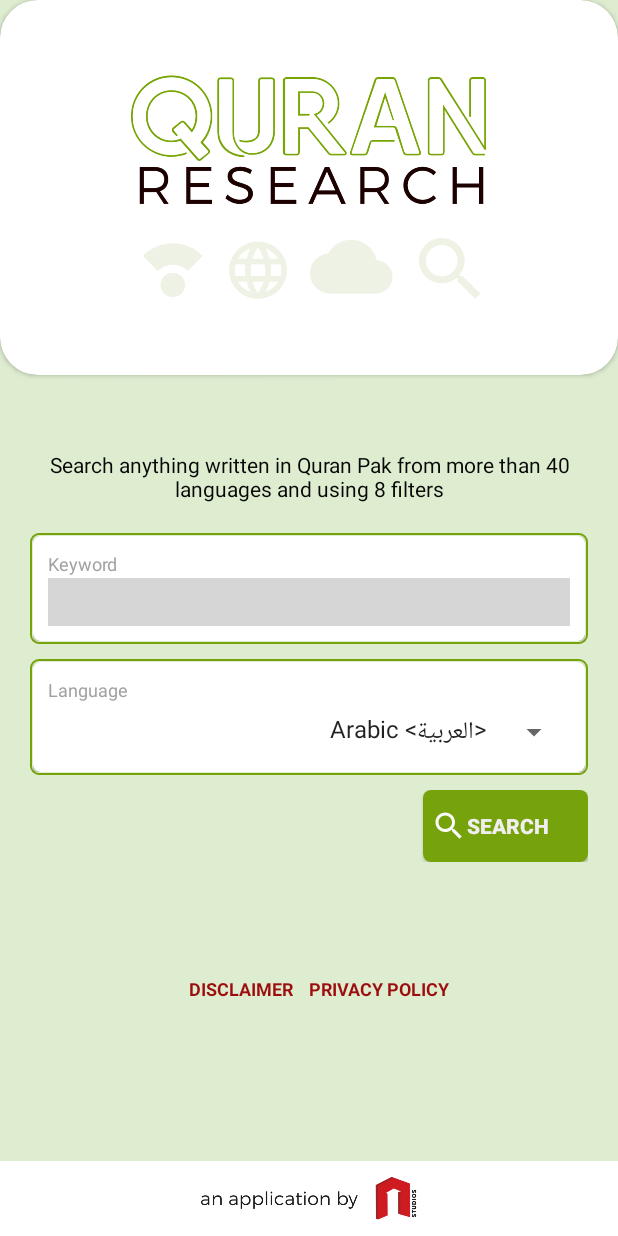
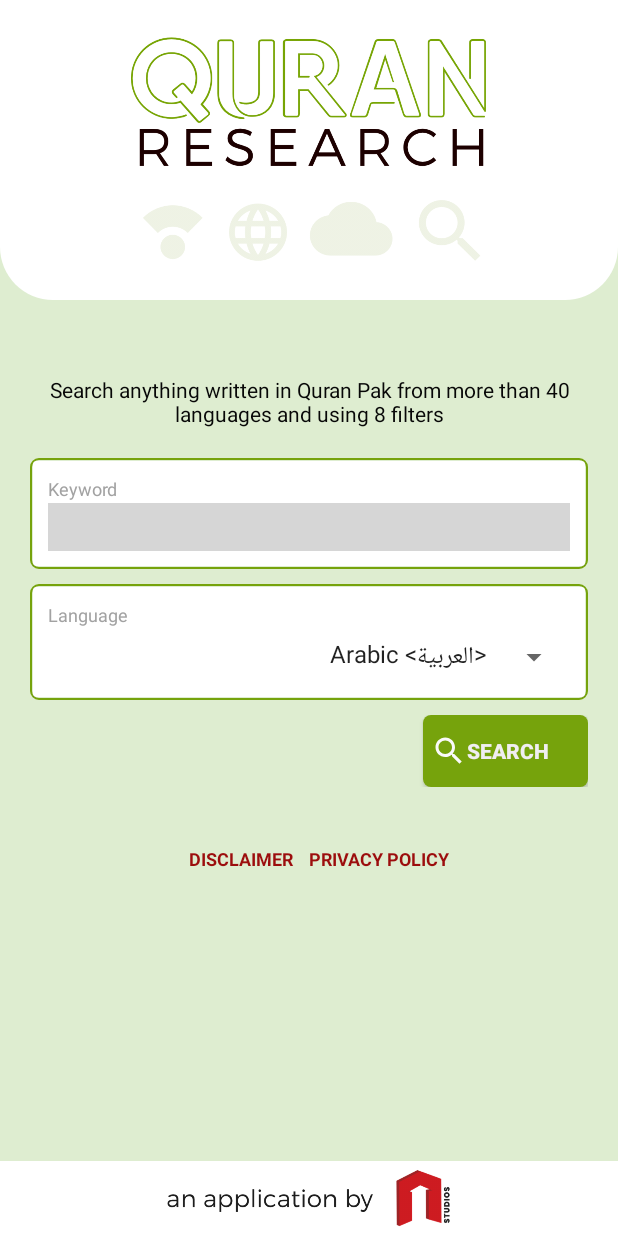
Before and after one commit to mrhammadasif/quran-research-android-v2, an Android app: the screen it shows after launch (MainActivity), on a phone screen of 412 x 824 dp. Run offline under Robolectric (Android 15) with nearby library versions, the phone set to English and light mode, and no system bars; libraries missing offline, so code that uses them is left out: com.skyhope.materialtagview, it.sephiroth.android; plain views replace SmoothBottomBar, TagView; 9 statements that could not run were skipped; grey boxes are pictures that could not be loaded.

Commit message:
Search Layout Ui Changed

```diff
--- a/app/src/main/java/com/nitroxis/app/quranresearch/Fragment/SearchFragment.kt
+++ b/app/src/main/java/com/nitroxis/app/quranresearch/Fragment/SearchFragment.kt
@@ -147,9 +147,6 @@ class SearchFragment : Fragment() {
 
     }
 
-    fun onResult(ayatsResult: ArrayList<Model.AyaObject>) {
-
-    }
 
 
     override fun onAttach(context: Context) {
--- a/app/src/main/java/com/nitroxis/app/quranresearch/MainActivity.kt
+++ b/app/src/main/java/com/nitroxis/app/quranresearch/MainActivity.kt
@@ -99,8 +99,8 @@ class MainActivity : AppCompatActivity(), FilterFragment.OnFragmentInteractionLi
                                 myDialog.dismiss()
                                 val ayaresult = r.body()!!
                                 val sf =
-                                    SearchResultFragment.newInstance(ayaresult.ayas)
-//, filtermodel
+                                    SearchResultFragment.newInstance(ayaresult.ayas, filtermodel)
+
                                 supportFragmentManager
                                     .beginTransaction()
                                     .replace(R.id.container, sf)
--- a/app/src/main/res/drawable/cardshape.xml
+++ b/app/src/main/res/drawable/cardshape.xml
@@ -1,10 +1,6 @@
 <?xml version="1.0" encoding="UTF-8"?>
 <shape xmlns:android="http://schemas.android.com/apk/res/android">
     <solid android:color="#ffffffff"/>
-
-    <stroke android:width="1dp"
-        android:color="#ff000000"
-        />
 
     <padding android:left="1dp"
         android:top="1dp"
--- a/app/src/main/res/layout/fragment_search.xml
+++ b/app/src/main/res/layout/fragment_search.xml
@@ -1,37 +1,24 @@
 <?xml version="1.0" encoding="utf-8"?>
-<androidx.constraintlayout.widget.ConstraintLayout
-    xmlns:android="http://schemas.android.com/apk/res/android"
+<androidx.constraintlayout.widget.ConstraintLayout xmlns:android="http://schemas.android.com/apk/res/android"
     xmlns:app="http://schemas.android.com/apk/res-auto"
     xmlns:tools="http://schemas.android.com/tools"
     android:id="@+id/searchfragment"
     android:layout_width="fill_parent"
-    android:layout_height="wrap_content"
+    android:layout_height="fill_parent"
     android:background="@color/ayabg"
     tools:context=".Fragment.SearchFragment">
 
-    <androidx.core.widget.NestedScrollView
-        android:id="@+id/nestedScrollView"
+
+    <LinearLayout
+        android:id="@+id/cardView"
         android:layout_width="fill_parent"
-        android:layout_height="617dp"
-        android:fillViewport="true"
-        app:layout_constraintBottom_toTopOf="@id/disclaimer"
+        android:layout_height="200dp"
+        android:background="@drawable/cardshape"
+        android:visibility="visible"
+        app:layout_constraintBottom_toTopOf="@+id/nestedScrollView"
         app:layout_constraintEnd_toEndOf="parent"
         app:layout_constraintStart_toStartOf="parent"
         app:layout_constraintTop_toTopOf="parent">
-
-        <LinearLayout
-            android:layout_width="fill_parent"
-            android:layout_height="wrap_content"
-            android:orientation="vertical">
-
-            <androidx.cardview.widget.CardView
-                android:id="@+id/cardView"
-                android:layout_width="fill_parent"
-                android:layout_height="250dp"
-                android:visibility="visible"
-                app:cardBackgroundColor="@color/ayabgwhite"
-                app:cardCornerRadius="25dp"
-                app:cardPreventCornerOverlap="true">
 
         <ImageView
             android:id="@+id/imageView"
@@ -39,7 +26,23 @@
             android:layout_height="150dp"
             android:layout_gravity="center"
             app:srcCompat="@drawable/applogo" />
-            </androidx.cardview.widget.CardView>
+    </LinearLayout>
+
+    <androidx.core.widget.NestedScrollView
+        android:id="@+id/nestedScrollView"
+        android:layout_width="fill_parent"
+        android:layout_height="0dp"
+        android:fillViewport="true"
+        app:layout_constraintBottom_toBottomOf="parent"
+        app:layout_constraintEnd_toEndOf="parent"
+        app:layout_constraintStart_toStartOf="parent"
+        app:layout_constraintTop_toBottomOf="@id/cardView">
+
+        <LinearLayout
+            android:layout_width="fill_parent"
+            android:layout_height="wrap_content"
+            android:orientation="vertical">
+
 
             <TextView
                 android:id="@+id/textView"
@@ -58,6 +61,7 @@
                 android:layout_width="fill_parent"
                 android:layout_height="wrap_content"
                 android:layout_marginStart="20dp"
+                android:id="@+id/inputlayout"
                 android:layout_marginTop="20dp"
                 android:layout_marginEnd="20dp"
                 android:layout_marginBottom="20dp"
@@ -66,7 +70,7 @@
 
 
                 <LinearLayout
-                    android:layout_width="match_parent"
+                    android:layout_width="fill_parent"
                     android:layout_height="wrap_content"
                     android:layout_marginBottom="10dp"
                     android:background="@drawable/border"
@@ -74,19 +78,19 @@
                     android:padding="2dp">
 
                     <androidx.cardview.widget.CardView
-                        android:layout_width="match_parent"
+                        android:layout_width="fill_parent"
                         android:layout_height="wrap_content"
                         app:cardBackgroundColor="@color/ayabgwhite"
-                        app:cardCornerRadius="5dp">
+                        >
 
                         <LinearLayout
-                            android:layout_width="match_parent"
+                            android:layout_width="fill_parent"
                             android:layout_height="wrap_content"
                             android:orientation="vertical"
                             android:padding="10dp">
 
                             <TextView
-                                android:layout_width="match_parent"
+                                android:layout_width="fill_parent"
                                 android:layout_height="wrap_content"
                                 android:layout_weight="1"
                                 android:text="Keyword"
@@ -95,14 +99,14 @@
                                 android:textStyle="normal" />
 
                             <LinearLayout
-                                android:layout_width="match_parent"
+                                android:layout_width="fill_parent"
                                 android:layout_height="wrap_content"
                                 android:layout_marginTop="1dp"
                                 android:orientation="horizontal">
 
                                 <com.skyhope.materialtagview.TagView
                                     android:id="@+id/text_view_show_more"
-                                    android:layout_width="match_parent"
+                                    android:layout_width="fill_parent"
                                     android:layout_height="wrap_content"
                                     app:tag_background_color="@color/ayabg"
                                     app:tag_separator="HASH_SEPARATOR"
@@ -114,7 +118,7 @@
                 </LinearLayout>
 
                 <LinearLayout
-                    android:layout_width="match_parent"
+                    android:layout_width="fill_parent"
                     android:layout_height="wrap_content"
                     android:layout_marginBottom="10dp"
                     android:background="@drawable/border"
@@ -122,19 +126,19 @@
                     android:padding="2dp">
 
                     <androidx.cardview.widget.CardView
-                        android:layout_width="match_parent"
+                        android:layout_width="fill_parent"
                         android:layout_height="wrap_content"
                         app:cardBackgroundColor="@color/ayabgwhite"
-                        app:cardCornerRadius="5dp">
+                        >
 
                         <LinearLayout
-                            android:layout_width="match_parent"
+                            android:layout_width="fill_parent"
                             android:layout_height="wrap_content"
                             android:orientation="vertical"
                             android:padding="10dp">
 
                             <TextView
-                                android:layout_width="match_parent"
+                                android:layout_width="fill_parent"
                                 android:layout_height="wrap_content"
                                 android:layout_weight="1"
                                 android:text="Language"
@@ -143,7 +147,7 @@
                                 android:textStyle="normal" />
 
                             <LinearLayout
-                                android:layout_width="match_parent"
+                                android:layout_width="fill_parent"
                                 android:layout_height="35dp"
                                 android:layout_marginTop="1dp"
                                 android:orientation="horizontal">
@@ -166,7 +170,7 @@
 
 
                 <LinearLayout
-                    android:layout_width="match_parent"
+                    android:layout_width="fill_parent"
                     android:layout_height="wrap_content"
                     android:orientation="horizontal"
                     android:weightSum="2"
@@ -174,7 +178,7 @@
                     >
 
                     <LinearLayout
-                        android:layout_width="match_parent"
+                        android:layout_width="fill_parent"
                         android:layout_height="wrap_content"
                         android:layout_weight="1">
 
@@ -194,39 +198,27 @@
                         android:textStyle="bold" />
                 </LinearLayout>
 
+
+
+
             </LinearLayout>
 
-        </LinearLayout>
-    </androidx.core.widget.NestedScrollView>
-
             <RelativeLayout
-        android:id="@+id/relativeLayout2"
                 android:layout_width="fill_parent"
                 android:layout_height="wrap_content"
-        app:layout_constraintBottom_toBottomOf="parent"
-        app:layout_constraintStart_toStartOf="parent">
-
-
-        <ImageView
-            android:layout_width="match_parent"
-            android:layout_height="50dp"
-            android:layout_alignParentBottom="true"
-            android:background="@color/ayabgwhite"
-            android:padding="10dp"
-            android:src="@drawable/nitroxis" />
-
-
-    </RelativeLayout>
-
+                android:layout_below="@+id/inputlayout"
+                android:id="@+id/inforelative"
+                >
                 <LinearLayout
-        android:id="@+id/disclaimer"
                     android:layout_width="match_parent"
                     android:layout_height="wrap_content"
+                    android:layout_marginTop="16dp"
                     android:orientation="horizontal"
                     android:padding="3dp"
-        android:layout_marginTop="30dp"
-        app:layout_constraintTop_toBottomOf="@id/nestedScrollView"
-        android:weightSum="2">
+                    android:weightSum="2"
+                    app:layout_constraintEnd_toEndOf="parent"
+                    app:layout_constraintStart_toStartOf="parent"
+                    >
 
                     <TextView
                         android:layout_width="match_parent"
@@ -252,6 +244,28 @@
                         android:textStyle="bold" />
 
                 </LinearLayout>
+            </RelativeLayout>
+
+            <RelativeLayout
+                android:layout_width="fill_parent"
+                android:layout_height="wrap_content"
+                android:id="@+id/imagee"
+                android:layout_gravity="bottom"
+                >
+
+
+                    <ImageView
+                        android:id="@+id/imageView2"
+                        android:layout_width="fill_parent"
+                        android:layout_height="50dp"
+                        android:layout_alignParentBottom="true"
+                        android:background="@color/ayabgwhite"
+                        android:padding="5dp"
+                        android:src="@drawable/nitroxis" />
+                </RelativeLayout>
+
+        </LinearLayout>
+    </androidx.core.widget.NestedScrollView>
 
 
 </androidx.constraintlayout.widget.ConstraintLayout>
```
Also changed, not shown: app/src/main/java/com/nitroxis/app/quranresearch/Fragment/SearchResultFragment.kt (+4 -7 lines), app/src/main/res/layout/content_filers.xml (+45 -45 lines), app/src/main/res/layout/fragment_search_result.xml (+4 -4 lines), app/src/main/res/layout/recycle_result_item.xml (+6 -6 lines). Lines whose indentation alone changed are shown as unchanged.
